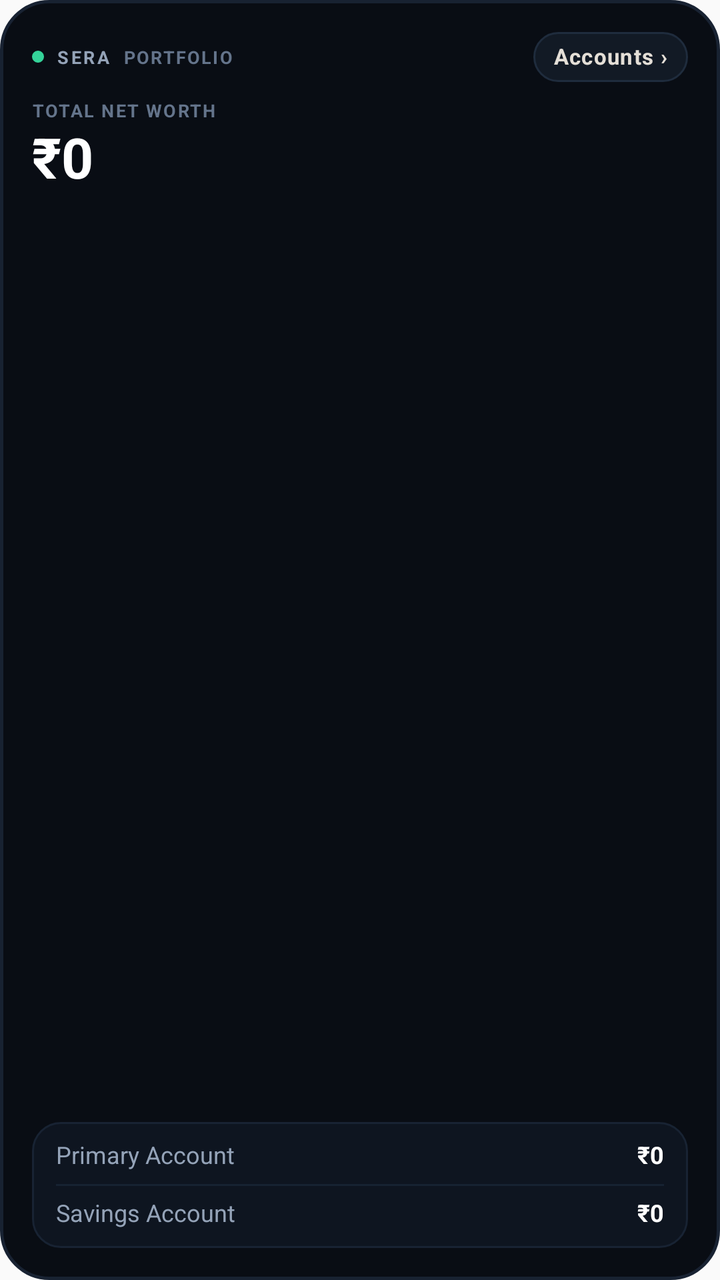
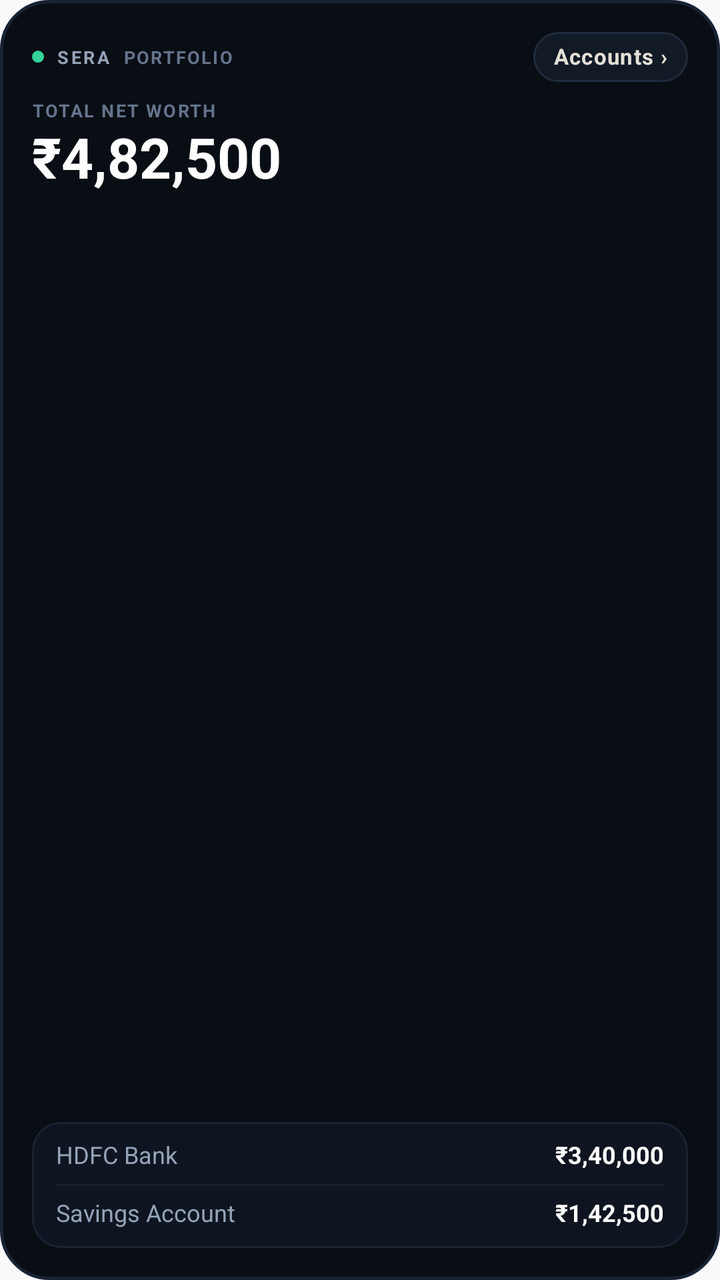

Compare the two renders of this Android layout. The source of the first and the diff that turns it into the second are given below.
<!-- AndroidManifest.xml: application theme AppTheme -->
<!-- res/layout/sera_widget_net_worth.xml -->
<?xml version="1.0" encoding="utf-8"?>
<LinearLayout xmlns:android="http://schemas.android.com/apk/res/android"
    android:id="@+id/widget_net_worth_root"
    android:layout_width="match_parent"
    android:layout_height="match_parent"
    android:background="@drawable/widget_card_bg"
    android:orientation="vertical"
    android:padding="16dp">

    
    <LinearLayout
        android:layout_width="match_parent"
        android:layout_height="wrap_content"
        android:gravity="center_vertical"
        android:orientation="horizontal">

        <LinearLayout
            android:layout_width="0dp"
            android:layout_height="wrap_content"
            android:layout_weight="1"
            android:gravity="center_vertical"
            android:orientation="horizontal">

            <ImageView
                android:layout_width="6dp"
                android:layout_height="6dp"
                android:contentDescription="Live"
                android:src="@drawable/widget_dot_live" />

            <TextView
                android:layout_width="wrap_content"
                android:layout_height="wrap_content"
                android:layout_marginStart="6dp"
                android:letterSpacing="0.14"
                android:text="SERA"
                android:textColor="#94A3B8"
                android:textSize="9sp"
                android:textStyle="bold" />

            <TextView
                android:layout_width="wrap_content"
                android:layout_height="wrap_content"
                android:layout_marginStart="6dp"
                android:ellipsize="end"
                android:letterSpacing="0.08"
                android:maxLines="1"
                android:text="PORTFOLIO"
                android:textColor="#64748B"
                android:textSize="9sp"
                android:textStyle="bold" />
        </LinearLayout>

        <TextView
            android:id="@+id/btn_net_worth_action"
            android:layout_width="wrap_content"
            android:layout_height="wrap_content"
            android:background="@drawable/widget_btn_neutral_bg"
            android:includeFontPadding="false"
            android:letterSpacing="0.04"
            android:maxLines="1"
            android:paddingStart="10dp"
            android:paddingTop="6dp"
            android:paddingEnd="10dp"
            android:paddingBottom="6dp"
            android:text="Accounts ›"
            android:textColor="#E4DFD7"
            android:textSize="11sp"
            android:textStyle="bold" />
    </LinearLayout>

    
    <TextView
        android:layout_width="wrap_content"
        android:layout_height="wrap_content"
        android:layout_marginTop="8dp"
        android:letterSpacing="0.08"
        android:text="TOTAL NET WORTH"
        android:textColor="#64748B"
        android:textSize="9sp"
        android:textStyle="bold" />

    <TextView
        android:id="@+id/widget_net_worth_amount"
        android:layout_width="wrap_content"
        android:layout_height="wrap_content"
        android:layout_marginTop="2dp"
        android:includeFontPadding="false"
        android:text="₹0"
        android:textColor="#FFFFFF"
        android:textSize="28sp"
        android:textStyle="bold" />

    
    <FrameLayout
        android:layout_width="match_parent"
        android:layout_height="0dp"
        android:layout_weight="1" />

    
    <LinearLayout
        android:layout_width="match_parent"
        android:layout_height="wrap_content"
        android:background="@drawable/widget_item_bg"
        android:orientation="vertical"
        android:paddingStart="12dp"
        android:paddingTop="10dp"
        android:paddingEnd="12dp"
        android:paddingBottom="10dp">

        <LinearLayout
            android:layout_width="match_parent"
            android:layout_height="wrap_content"
            android:gravity="center_vertical"
            android:orientation="horizontal">

            <TextView
                android:id="@+id/widget_acc_name_1"
                android:layout_width="0dp"
                android:layout_height="wrap_content"
                android:layout_weight="1"
                android:ellipsize="end"
                android:includeFontPadding="false"
                android:maxLines="1"
                android:text="Primary Account"
                android:textColor="#94A3B8"
                android:textSize="12sp" />

            <TextView
                android:id="@+id/widget_acc_bal_1"
                android:layout_width="wrap_content"
                android:layout_height="wrap_content"
                android:includeFontPadding="false"
                android:maxLines="1"
                android:text="₹0"
                android:textColor="#FFFFFF"
                android:textSize="12sp"
                android:textStyle="bold" />
        </LinearLayout>

        <FrameLayout
            android:layout_width="match_parent"
            android:layout_height="1dp"
            android:layout_marginTop="7dp"
            android:layout_marginBottom="7dp"
            android:background="#162232" />

        <LinearLayout
            android:layout_width="match_parent"
            android:layout_height="wrap_content"
            android:gravity="center_vertical"
            android:orientation="horizontal">

            <TextView
                android:id="@+id/widget_acc_name_2"
                android:layout_width="0dp"
                android:layout_height="wrap_content"
                android:layout_weight="1"
                android:ellipsize="end"
                android:includeFontPadding="false"
                android:maxLines="1"
                android:text="Savings Account"
                android:textColor="#94A3B8"
                android:textSize="12sp" />

            <TextView
                android:id="@+id/widget_acc_bal_2"
                android:layout_width="wrap_content"
                android:layout_height="wrap_content"
                android:includeFontPadding="false"
                android:maxLines="1"
                android:text="₹0"
                android:textColor="#FFFFFF"
                android:textSize="12sp"
                android:textStyle="bold" />
        </LinearLayout>
    </LinearLayout>
</LinearLayout>
<!-- resources referenced by this layout -->
<resources>
  <!-- drawable widget_btn_neutral_bg (drawable) -->
  <?xml version="1.0" encoding="utf-8"?>
  <shape xmlns:android="http://schemas.android.com/apk/res/android"
      android:shape="rectangle">
      <solid android:color="#121A25" />
      <corners android:radius="12dp" />
      <stroke
          android:width="1dp"
          android:color="#1F2C3D" />
  </shape>
  <!-- drawable widget_card_bg (drawable) -->
  <?xml version="1.0" encoding="utf-8"?>
  <shape xmlns:android="http://schemas.android.com/apk/res/android"
      android:shape="rectangle">
      <solid android:color="#090D14" />
      <corners android:radius="24dp" />
      <stroke
          android:width="1.5dp"
          android:color="#182232" />
  </shape>
  <!-- drawable widget_dot_live (drawable) -->
  <?xml version="1.0" encoding="utf-8"?>
  <shape xmlns:android="http://schemas.android.com/apk/res/android"
      android:shape="oval">
      <solid android:color="#34D399" />
      <size
          android:width="6dp"
          android:height="6dp" />
  </shape>
  <!-- drawable widget_item_bg (drawable) -->
  <?xml version="1.0" encoding="utf-8"?>
  <shape xmlns:android="http://schemas.android.com/apk/res/android"
      android:shape="rectangle">
      <solid android:color="#0E1520" />
      <corners android:radius="14dp" />
      <stroke
          android:width="1dp"
          android:color="#182333" />
  </shape>
  <style name="AppTheme" parent="Theme.AppCompat.DayNight.NoActionBar">
          
          <item name="android:editTextBackground">@drawable/rn_edit_text_material</item>
      </style>
  <!-- drawable rn_edit_text_material (drawable) -->
  <?xml version="1.0" encoding="utf-8"?>
  <inset xmlns:android="http://schemas.android.com/apk/res/android"
         android:insetLeft="@dimen/abc_edit_text_inset_horizontal_material"
         android:insetRight="@dimen/abc_edit_text_inset_horizontal_material"
         android:insetTop="@dimen/abc_edit_text_inset_top_material"
         android:insetBottom="@dimen/abc_edit_text_inset_bottom_material"
         >
  
      <selector>
          
          <item android:state_enabled="false" android:drawable="@drawable/abc_textfield_default_mtrl_alpha"/>
          <item android:drawable="@drawable/abc_textfield_activated_mtrl_alpha"/>
      </selector>
  
  </inset>
</resources>

<!-- the commit's change to res/layout/sera_widget_net_worth.xml (unified diff, before → after) -->
@@ -85,7 +85,7 @@
         android:layout_height="wrap_content"
         android:layout_marginTop="2dp"
         android:includeFontPadding="false"
-        android:text="₹0"
+        android:text="₹4,82,500"
         android:textColor="#FFFFFF"
         android:textSize="28sp"
         android:textStyle="bold" />
@@ -121,7 +121,7 @@
                 android:ellipsize="end"
                 android:includeFontPadding="false"
                 android:maxLines="1"
-                android:text="Primary Account"
+                android:text="HDFC Bank"
                 android:textColor="#94A3B8"
                 android:textSize="12sp" />
 
@@ -131,7 +131,7 @@
                 android:layout_height="wrap_content"
                 android:includeFontPadding="false"
                 android:maxLines="1"
-                android:text="₹0"
+                android:text="₹3,40,000"
                 android:textColor="#FFFFFF"
                 android:textSize="12sp"
                 android:textStyle="bold" />
@@ -168,7 +168,7 @@
                 android:layout_height="wrap_content"
                 android:includeFontPadding="false"
                 android:maxLines="1"
-                android:text="₹0"
+                android:text="₹1,42,500"
                 android:textColor="#FFFFFF"
                 android:textSize="12sp"
                 android:textStyle="bold" />
